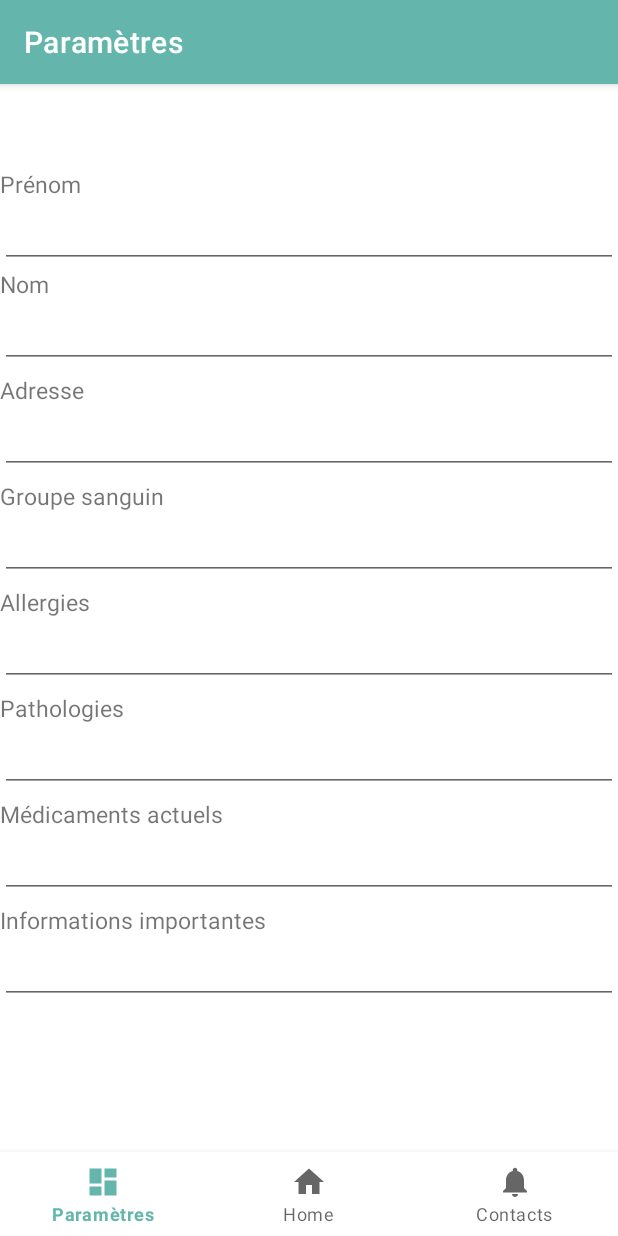
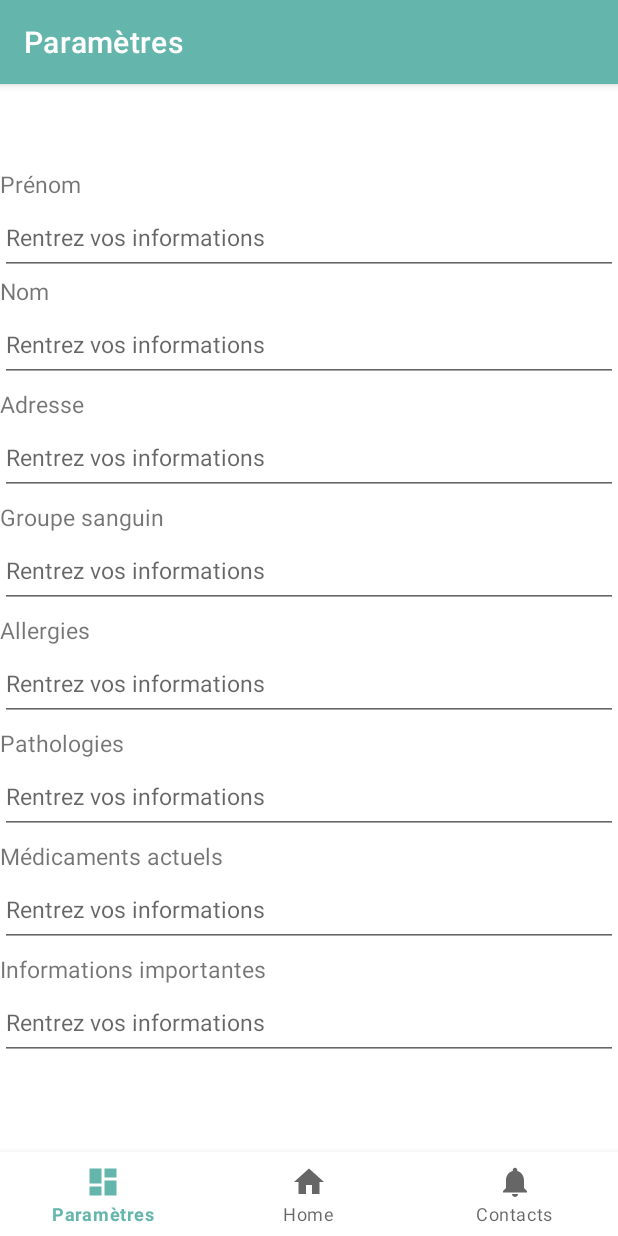
Before and after one commit to alexandre-bussiere/Pocket-Assistant, an Android app: the ParameterFragment screen opened through its navigation route, on a phone screen of 412 x 824 dp. Run offline under Robolectric (Android 15) with nearby library versions, the phone set to English and light mode, and no system bars; our stand-ins replace navigation-ui.

Commit message:
Fix some pb

```diff
--- a/app/src/main/res/layout/fragment_parameter.xml
+++ b/app/src/main/res/layout/fragment_parameter.xml
@@ -19,7 +19,9 @@
     <EditText
         android:id="@+id/message"
         android:layout_width="match_parent"
-        android:layout_height="wrap_content"
+        android:layout_height="50dp"
+        android:hint="@string/rentrez_informations"
+        android:textSize="@dimen/text_size"
         android:inputType="textCapSentences|textAutoCorrect"
         app:layout_constraintStart_toStartOf="parent"
         app:layout_constraintTop_toBottomOf="@+id/textView" />
@@ -36,7 +38,9 @@
     <EditText
         android:id="@+id/message2"
         android:layout_width="match_parent"
-        android:layout_height="wrap_content"
+        android:layout_height="50dp"
+        android:hint="@string/rentrez_informations"
+        android:textSize="@dimen/text_size"
         android:inputType="textCapSentences|textAutoCorrect"
         app:layout_constraintStart_toStartOf="parent"
         app:layout_constraintTop_toBottomOf="@+id/textView2" />
@@ -54,7 +58,9 @@
     <EditText
         android:id="@+id/message2.5"
         android:layout_width="match_parent"
-        android:layout_height="wrap_content"
+        android:layout_height="50dp"
+        android:hint="@string/rentrez_informations"
+        android:textSize="@dimen/text_size"
         android:inputType="textCapSentences|textAutoCorrect"
         app:layout_constraintStart_toStartOf="parent"
         app:layout_constraintTop_toBottomOf="@+id/textView2.5" />
@@ -72,7 +78,9 @@
     <EditText
         android:id="@+id/message3"
         android:layout_width="match_parent"
-        android:layout_height="wrap_content"
+        android:layout_height="50dp"
+        android:hint="@string/rentrez_informations"
+        android:textSize="@dimen/text_size"
         android:inputType="textCapSentences|textAutoCorrect"
         app:layout_constraintStart_toStartOf="parent"
         app:layout_constraintTop_toBottomOf="@+id/textView3" />
@@ -90,7 +98,9 @@
     <EditText
         android:id="@+id/message4"
         android:layout_width="match_parent"
-        android:layout_height="wrap_content"
+        android:layout_height="50dp"
+        android:hint="@string/rentrez_informations"
+        android:textSize="@dimen/text_size"
         android:inputType="textCapSentences|textAutoCorrect"
         app:layout_constraintStart_toStartOf="parent"
         app:layout_constraintTop_toBottomOf="@+id/textView4" />
@@ -108,7 +118,9 @@
     <EditText
         android:id="@+id/message5"
         android:layout_width="match_parent"
-        android:layout_height="wrap_content"
+        android:layout_height="50dp"
+        android:hint="@string/rentrez_informations"
+        android:textSize="@dimen/text_size"
         android:inputType="textCapSentences|textAutoCorrect"
         app:layout_constraintStart_toStartOf="parent"
         app:layout_constraintTop_toBottomOf="@+id/textView5" />
@@ -126,7 +138,9 @@
     <EditText
         android:id="@+id/message6"
         android:layout_width="match_parent"
-        android:layout_height="wrap_content"
+        android:layout_height="50dp"
+        android:hint="@string/rentrez_informations"
+        android:textSize="@dimen/text_size"
         android:inputType="textCapSentences|textAutoCorrect"
         app:layout_constraintStart_toStartOf="parent"
         app:layout_constraintTop_toBottomOf="@+id/textView6" />
@@ -144,8 +158,11 @@
     <EditText
         android:id="@+id/message7"
         android:layout_width="match_parent"
-        android:layout_height="wrap_content"
+        android:layout_height="50dp"
+        android:hint="@string/rentrez_informations"
+        android:textSize="@dimen/text_size"
         android:inputType="textCapSentences|textAutoCorrect"
         app:layout_constraintStart_toStartOf="parent"
         app:layout_constraintTop_toBottomOf="@+id/textView7" />
+
 </androidx.constraintlayout.widget.ConstraintLayout>
--- a/app/src/main/res/values/strings.xml
+++ b/app/src/main/res/values/strings.xml
@@ -32,5 +32,6 @@
     <string name="m_dicaments_actuels">Médicaments actuels</string>
     <string name="pathologies">Pathologies</string>
     <string name="adresse">Adresse</string>
+    <string name="rentrez_informations">Rentrez vos informations</string>
 
 </resources>
```
